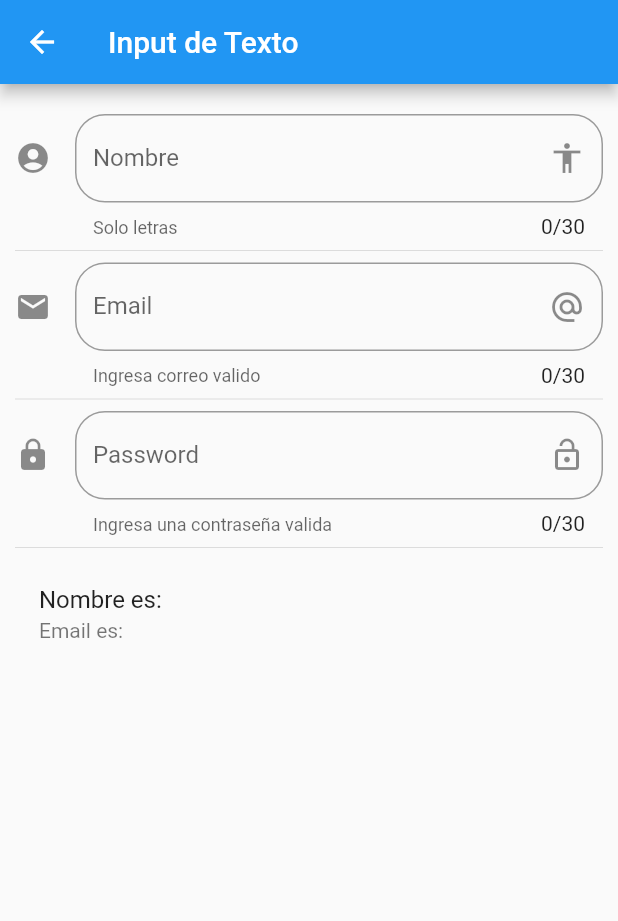
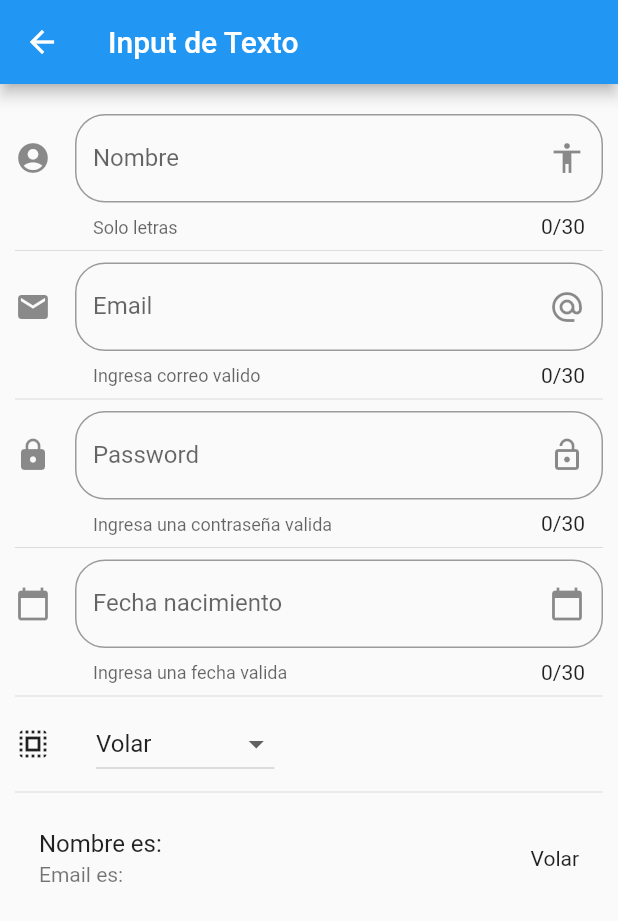
Before and after one commit to AragonMoreyraSaulRenato/use_many_widgets_flutter, a Flutter app: the screen it shows after launch, after a tap on "Inputs", on a phone screen of 412 x 824 dp. Shown: the top 921 px of the screen. Run offline on Flutter 3.47's test engine with Material 2 defaults, Android fonts, the phone set to English and light mode, and no system bars; network calls fail.

```diff
--- a/data/menu_opts.json
+++ b/data/menu_opts.json
@@ -25,6 +25,11 @@
             "ruta" : "inputs",
             "icon" : "input",
             "texto": "Inputs"
+        },
+        {
+            "ruta" : "slider",
+            "icon" : "tune",
+            "texto": "Sliders - Checks"
         }
     ]
 }
--- a/lib/main.dart
+++ b/lib/main.dart
@@ -2,6 +2,7 @@ import 'package:flutter/material.dart';
 
 import 'package:use_many_widgets_flutter/src/pages/alert_page.dart';
 import 'package:use_many_widgets_flutter/src/routes/routes.dart';
+import 'package:flutter_localizations/flutter_localizations.dart';
 
 void main() => runApp(MyApp());
 
@@ -11,7 +12,14 @@ class MyApp extends StatelessWidget {
     return MaterialApp(
       title: 'Material App',
       debugShowCheckedModeBanner: false,
-      //home: HomePage(),
+      localizationsDelegates: [
+        GlobalMaterialLocalizations.delegate,
+        GlobalWidgetsLocalizations.delegate
+      ],
+      supportedLocales: [
+        const Locale('en', 'US'),
+        const Locale('es', 'ES'),
+      ],
       initialRoute: '/',
       routes: getApplicationRoutes(),
       onGenerateRoute: (RouteSettings settings) {
--- a/lib/src/pages/input_page.dart
+++ b/lib/src/pages/input_page.dart
@@ -8,6 +8,12 @@ class InputPage extends StatefulWidget {
 class _InputPageState extends State<InputPage> {
   String _nombre = '';
   String _email = '';
+  String _fecha = '';
+  String _opcionSeleccionada = 'Volar';
+
+  List<String> _poderes = ['Volar', 'Rayos X', 'Super Aliento', 'Super Fuerza'];
+
+  TextEditingController _inputFieldDateController = new TextEditingController();
 
   @override
   Widget build(BuildContext context) {
@@ -27,9 +33,21 @@ class _InputPageState extends State<InputPage> {
           Divider(),
           _crearPassword(),
           Divider(),
+          _crearFecha(context),
+          Divider(),
+          _crearDropdown(),
+          Divider(),
           _crearPersona(),
         ],
       ),
+    );
+  }
+
+  _crearPersona() {
+    return ListTile(
+      title: Text('Nombre es: $_nombre'),
+      subtitle: Text('Email es: $_email'),
+      trailing: Text(_opcionSeleccionada),
     );
   }
 
@@ -49,12 +67,6 @@ class _InputPageState extends State<InputPage> {
         setState(() => _nombre = valor);
       },
     );
-  }
-
-  _crearPersona() {
-    return ListTile(
-        title: Text('Nombre es: $_nombre'),
-        subtitle: Text('Email es: $_email'));
   }
 
   _crearEmail() {
@@ -92,4 +104,64 @@ class _InputPageState extends State<InputPage> {
       },
     );
   }
+
+  _crearFecha(BuildContext context) {
+    return TextField(
+        controller: _inputFieldDateController,
+        enableInteractiveSelection: false,
+        decoration: InputDecoration(
+          border: OutlineInputBorder(borderRadius: BorderRadius.circular(20.0)),
+          counter: Text('${_nombre.length}/30'),
+          hintText: '01/01/2000',
+          labelText: 'Fecha nacimiento',
+          helperText: 'Ingresa una fecha valida',
+          suffixIcon: Icon(Icons.calendar_today),
+          icon: Icon(Icons.calendar_today),
+        ),
+        onTap: () {
+          FocusScope.of(context).requestFocus(new FocusNode());
+          _selectDate(context);
+        });
+  }
+
+  void _selectDate(BuildContext context) async {
+    DateTime pickted = await showDatePicker(
+        context: context,
+        initialDate: new DateTime.now(),
+        firstDate: new DateTime(2018),
+        lastDate: new DateTime(2025),
+        locale: Locale('es', 'ES'));
+    if (pickted != null) {
+      setState(() {
+        _fecha = pickted.toString();
+        _inputFieldDateController.text = _fecha;
+      });
+    }
+  }
+
+  List<DropdownMenuItem<String>> getOpcionesDropdown() {
+    List<DropdownMenuItem<String>> lista = _poderes.map((poder) {
+      return DropdownMenuItem(
+        child: Text(poder),
+        value: poder,
+      );
+    }).toList();
+    return lista;
+  }
+
+  Widget _crearDropdown() {
+    return Row(children: <Widget>[
+      Icon(Icons.select_all),
+      SizedBox(width: 30.0),
+      DropdownButton(
+        value: _opcionSeleccionada,
+        items: getOpcionesDropdown(),
+        onChanged: (opt) {
+          setState(() {
+            _opcionSeleccionada = opt;
+          });
+        },
+      ),
+    ]);
+  }
 }
--- a/lib/src/routes/routes.dart
+++ b/lib/src/routes/routes.dart
@@ -5,6 +5,7 @@ import 'package:use_many_widgets_flutter/src/pages/avatar_page.dart';
 import 'package:use_many_widgets_flutter/src/pages/card_page.dart';
 import 'package:use_many_widgets_flutter/src/pages/home_page.dart';
 import 'package:use_many_widgets_flutter/src/pages/input_page.dart';
+import 'package:use_many_widgets_flutter/src/pages/slider_page.dart';
 
 Map<String, WidgetBuilder> getApplicationRoutes() {
   return <String, WidgetBuilder>{
@@ -14,5 +15,6 @@ Map<String, WidgetBuilder> getApplicationRoutes() {
     'card': (BuildContext context) => CardPage(),
     'animatedContainer': (BuildContext context) => AnimatedContainerPage(),
     'inputs': (BuildContext context) => InputPage(),
+    'slider': (BuildContext context) => SliderPage(),
   };
 }
--- a/lib/src/utils/icono_string_util.dart
+++ b/lib/src/utils/icono_string_util.dart
@@ -6,6 +6,8 @@ final _icons = <String, IconData>{
   'folder_open': Icons.folder_open,
   'donut_large': Icons.donut_large,
   'input': Icons.input,
+  'list': Icons.list,
+  'tune': Icons.tune,
 };
 
 Icon getIcon(String nombreIcono) {
--- a/pubspec.yaml
+++ b/pubspec.yaml
@@ -22,6 +22,9 @@ environment:
 
 dependencies:
   flutter:
+    sdk: flutter
+
+  flutter_localizations:
     sdk: flutter
 
   # The following adds the Cupertino Icons font to your application.
```
Also changed, not shown: lib/src/pages/slider_page.dart (added, +52 -0 lines), pubspec.lock.
